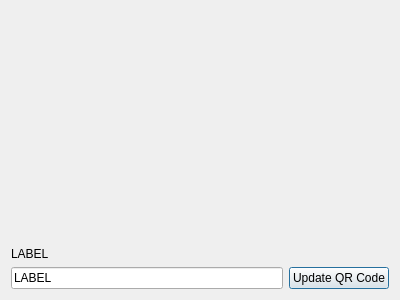
Before: the Qt Designer form cutercode.ui in mnagel/cutercode, drawn with Qt 5.
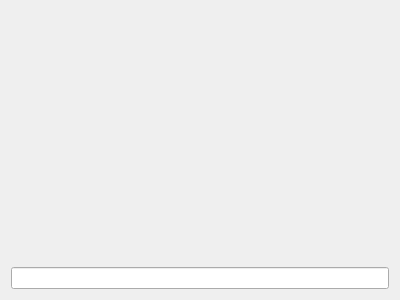
After: the same form once the commit is applied.

Commit message: Knopf, Label und widget_2 entfernt

The edit to the form file:
```diff
--- a/cutercode.ui
+++ b/cutercode.ui
@@ -31,48 +31,10 @@
     </widget>
    </item>
    <item>
-    <widget class="QLabel" name="current_plaintext">
+    <widget class="QLineEdit" name="plaintext">
      <property name="text">
-      <string>LABEL</string>
+      <string/>
      </property>
-     <property name="textFormat">
-      <enum>Qt::PlainText</enum>
-     </property>
-     <property name="wordWrap">
-      <bool>true</bool>
-     </property>
-     <property name="textInteractionFlags">
-      <set>Qt::NoTextInteraction</set>
-     </property>
-    </widget>
-   </item>
-   <item>
-    <widget class="QWidget" name="widget_2" native="true">
-     <layout class="QHBoxLayout" name="horizontalLayout">
-      <property name="margin">
-       <number>0</number>
-      </property>
-      <item>
-       <widget class="QLineEdit" name="plaintext">
-        <property name="text">
-         <string>LABEL</string>
-        </property>
-       </widget>
-      </item>
-      <item>
-       <widget class="QPushButton" name="update_btn">
-        <property name="text">
-         <string>Update QR Code</string>
-        </property>
-        <property name="autoDefault">
-         <bool>true</bool>
-        </property>
-        <property name="default">
-         <bool>true</bool>
-        </property>
-       </widget>
-      </item>
-     </layout>
     </widget>
    </item>
   </layout>
```
The commit also changes 2 other files.
